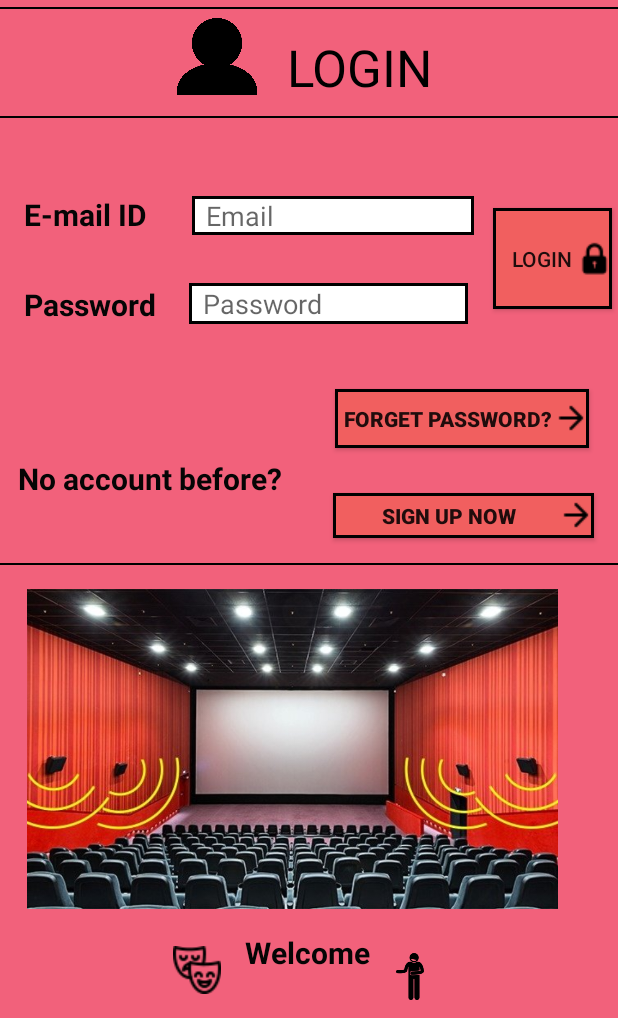
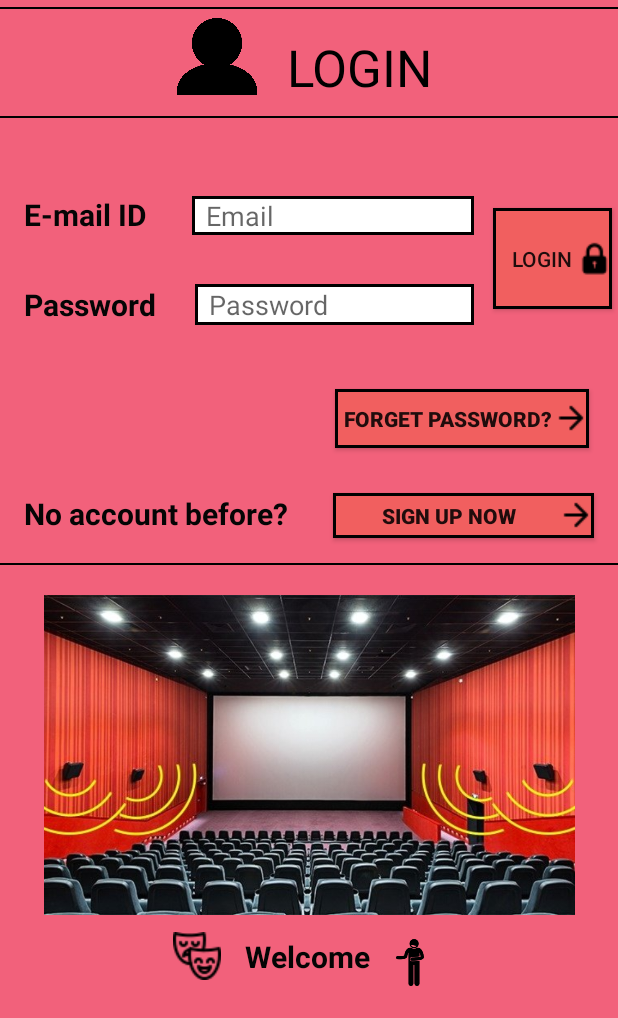
Before and after one commit to risethesummer/SoftwareEngineering, an Android app: the screen it shows after launch (SignIn), on a phone screen of 412 x 824 dp, the part 218-1236 px from its top. Run offline under Robolectric (Android 15) with nearby library versions, the phone set to English and light mode, and no system bars; Roboto replaces fonts that are not available here.

Commit message:
Update Signin

```diff
--- /dev/null
+++ b/source/app/src/main/java/com/example/bookbook/RetrofitInterfaceUser.java
@@ -0,0 +1,15 @@
+package com.example.bookbook;
+
+import java.util.HashMap;
+
+import retrofit2.Call;
+import retrofit2.http.Body;
+import retrofit2.http.POST;
+
+public interface RetrofitInterfaceUser {
+
+    @POST("/login")
+    Call<sign_in> executeLogin(@Body HashMap<sign_in, String> map);
+    @POST("/signup")
+    Call<Void> executeSignUp(@Body HashMap<String, String> map);
+}
--- a/source/app/src/main/java/com/example/bookbook/SignIn.java
+++ b/source/app/src/main/java/com/example/bookbook/SignIn.java
@@ -1,13 +1,51 @@
 package com.example.bookbook;
 
+import android.content.Intent;
 import android.support.v7.app.AppCompatActivity;
 import android.os.Bundle;
+import android.view.View;
+import android.widget.EditText;
+
+import java.util.HashMap;
+
+import retrofit2.Retrofit;
+import retrofit2.converter.gson.GsonConverterFactory;
+
 
 public class SignIn extends AppCompatActivity {
+    private retrofit2.Retrofit retrofit;
+    private RetrofitInterfaceUser retrofitInterfaceUser;
+    private String BASE_URL = "";
 
     @Override
     protected void onCreate(Bundle savedInstanceState) {
         super.onCreate(savedInstanceState);
         setContentView(R.layout.activity_sign_in);
+
+        //retrofit = new Retrofit.Builder().baseUrl(BASE_URL)
+         //       .addConverterFactory(GsonConverterFactory.create()).build();
+
+        //retrofitInterfaceUser = retrofit.create(RetrofitInterfaceUser.class);
+
+        findViewById(R.id.LoginButton).setOnClickListener(new View.OnClickListener() {
+            @Override
+            public void onClick(View v) {
+                handle_loginDialog();
+            }
+        });
+
+        findViewById(R.id.SignUpButton).setOnClickListener(new View.OnClickListener() {
+            @Override
+            public void onClick(View v) {
+                startActivity(new Intent(SignIn.this, SignUp.class));
+            }
+        });
+    }
+
+    private void handle_loginDialog() {
+        EditText email = findViewById(R.id.editEmail);
+        EditText pass = findViewById(R.id.editPass);
+        HashMap<sign_in,String> map = new HashMap<>();
+
     }
 }
--- /dev/null
+++ b/source/app/src/main/java/com/example/bookbook/sign_in.java
@@ -0,0 +1,12 @@
+package com.example.bookbook;
+import com.google.gson.annotations.SerializedName;
+
+public class sign_in {
+    private String email;
+    private String password;
+
+    sign_in(String E, String P){
+        this.email = E;
+        this.password = P;
+    }
+}
--- a/source/app/src/main/res/layout/activity_sign_in.xml
+++ b/source/app/src/main/res/layout/activity_sign_in.xml
@@ -25,22 +25,26 @@
         android:id="@+id/imageView3"
         android:layout_width="37dp"
         android:layout_height="31dp"
+        android:layout_marginTop="220dp"
         android:layout_marginEnd="120dp"
         android:layout_marginRight="120dp"
         android:layout_marginBottom="12dp"
         app:layout_constraintBottom_toBottomOf="parent"
         app:layout_constraintEnd_toEndOf="parent"
+        app:layout_constraintTop_toTopOf="@+id/imageView"
         app:srcCompat="@drawable/welcome_person_icon" />
 
     <ImageView
         android:id="@+id/imageView2"
         android:layout_width="wrap_content"
         android:layout_height="wrap_content"
+        android:layout_marginTop="215dp"
         android:layout_marginEnd="8dp"
         android:layout_marginRight="8dp"
         android:layout_marginBottom="16dp"
         app:layout_constraintBottom_toBottomOf="parent"
         app:layout_constraintEnd_toStartOf="@+id/WelcomeText"
+        app:layout_constraintTop_toTopOf="@+id/imageView"
         app:srcCompat="@drawable/two_anonym_mask_icon" />
 
     <Button
@@ -76,14 +80,14 @@
         android:id="@+id/textView6"
         android:layout_width="187dp"
         android:layout_height="38dp"
-        android:layout_marginStart="12dp"
-        android:layout_marginLeft="12dp"
-        android:layout_marginBottom="32dp"
+        android:layout_marginStart="16dp"
+        android:layout_marginLeft="16dp"
+        android:layout_marginBottom="312dp"
         android:text="No account before?"
         android:textColor="#050505"
         android:textSize="20dp"
         android:textStyle="bold"
-        app:layout_constraintBottom_toTopOf="@+id/line2"
+        app:layout_constraintBottom_toBottomOf="parent"
         app:layout_constraintStart_toStartOf="parent" />
 
     <TextView
@@ -97,8 +101,10 @@
         android:textColor="#050505"
         android:textSize="20dp"
         android:textStyle="bold"
+        app:layout_constraintBottom_toBottomOf="parent"
         app:layout_constraintStart_toStartOf="parent"
-        app:layout_constraintTop_toBottomOf="@+id/textView2" />
+        app:layout_constraintTop_toBottomOf="@+id/textView2"
+        app:layout_constraintVertical_bias="0.0" />
 
     <View
         android:id="@+id/Line1"
@@ -173,8 +179,10 @@
         android:textColor="#050505"
         android:textSize="20dp"
         android:textStyle="bold"
+        app:layout_constraintBottom_toBottomOf="parent"
         app:layout_constraintStart_toStartOf="parent"
-        app:layout_constraintTop_toTopOf="@+id/Line1" />
+        app:layout_constraintTop_toTopOf="@+id/Line1"
+        app:layout_constraintVertical_bias="0.0" />
 
     <Button
         android:id="@+id/ForgetPasswordButton"
@@ -193,18 +201,20 @@
         android:drawableRight="@drawable/right_narrow_icon" />
 
     <EditText
-        android:id="@+id/editEmail2"
+        android:id="@+id/editPass"
         android:layout_width="186dp"
         android:layout_height="27dp"
-        android:layout_marginStart="8dp"
-        android:layout_marginLeft="8dp"
         android:layout_marginTop="32dp"
+        android:layout_marginEnd="96dp"
+        android:layout_marginRight="96dp"
         android:background="@drawable/my_text_field"
         android:ems="10"
         android:hint="  Password"
         android:inputType="textEmailAddress"
-        app:layout_constraintStart_toEndOf="@+id/textView4"
-        app:layout_constraintTop_toBottomOf="@+id/editEmail" />
+        app:layout_constraintBottom_toBottomOf="parent"
+        app:layout_constraintEnd_toEndOf="parent"
+        app:layout_constraintTop_toBottomOf="@+id/editEmail"
+        app:layout_constraintVertical_bias="0.002" />
 
     <EditText
         android:id="@+id/editEmail"
@@ -229,21 +239,25 @@
         android:layout_marginRight="4dp"
         android:background="@drawable/my_button"
         android:drawableEnd="@drawable/lock_icon"
+        android:drawableRight="@drawable/lock_icon"
         android:drawablePadding="-10dp"
         android:text="Login"
+        app:layout_constraintBottom_toBottomOf="parent"
         app:layout_constraintEnd_toEndOf="parent"
         app:layout_constraintTop_toBottomOf="@+id/Line1"
-        android:drawableRight="@drawable/lock_icon" />
+        app:layout_constraintVertical_bias="0.0" />
 
     <ImageView
         android:id="@+id/imageView"
         android:layout_width="438dp"
         android:layout_height="213dp"
-        android:layout_marginTop="16dp"
+        android:layout_marginTop="20dp"
+        app:layout_constraintBottom_toBottomOf="parent"
         app:layout_constraintEnd_toEndOf="parent"
-        app:layout_constraintHorizontal_bias="0.962"
+        app:layout_constraintHorizontal_bias="0.518"
         app:layout_constraintStart_toStartOf="parent"
         app:layout_constraintTop_toBottomOf="@+id/line2"
+        app:layout_constraintVertical_bias="0.0"
         app:srcCompat="@drawable/rap_phim" />
 
 </android.support.constraint.ConstraintLayout>
```
